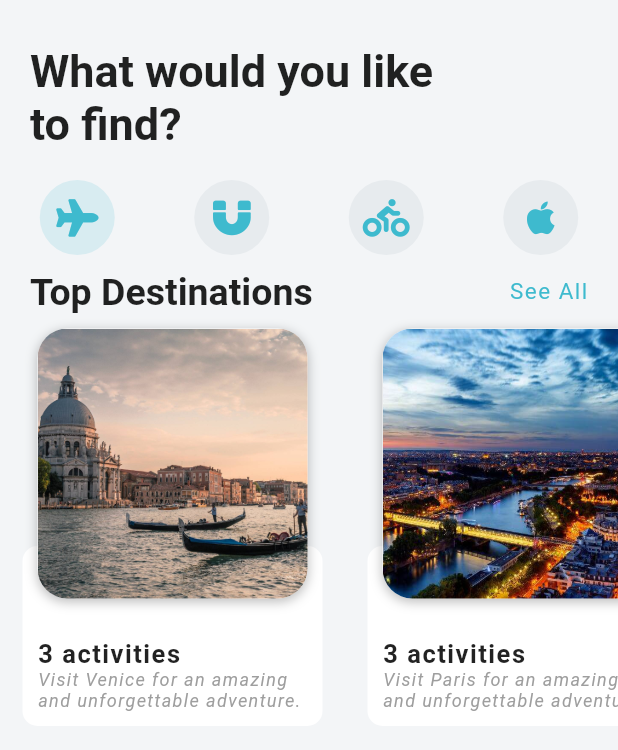
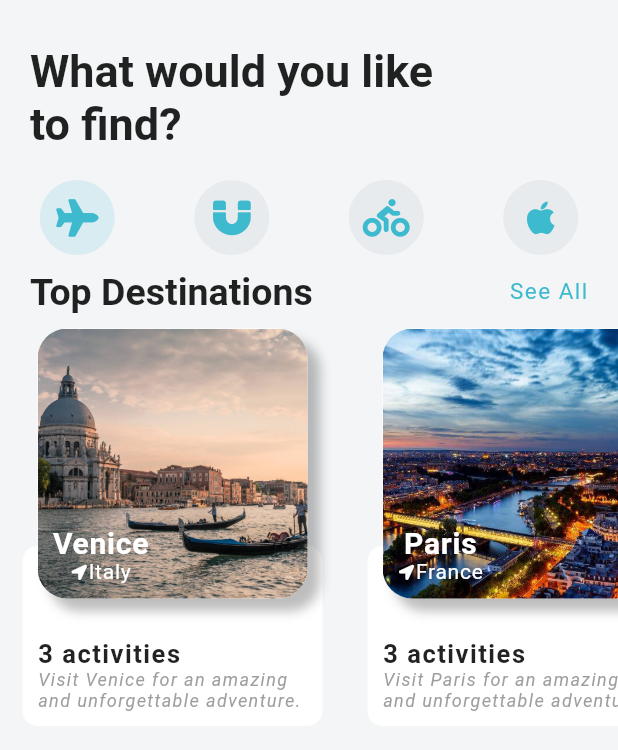
Before and after one commit to Tusharg1999/travel_flutter, a Flutter app: the screen it shows after launch, on a phone screen of 412 x 824 dp. Shown: the top 750 px of the screen. Run offline on Flutter 3.47's test engine with Material 2 defaults, Android fonts, the phone set to English and light mode, and no system bars; our stand-ins replace font_awesome_flutter.

Commit message:
destination carousel complete

```diff
--- a/lib/widgets/destination_carousel.dart
+++ b/lib/widgets/destination_carousel.dart
@@ -1,4 +1,5 @@
 import 'package:flutter/material.dart';
+import 'package:font_awesome_flutter/font_awesome_flutter.dart';
 import '../models/destination_model.dart';
 
 class DestinationCarousel extends StatelessWidget {
@@ -83,7 +84,7 @@ class DestinationCarousel extends StatelessWidget {
                         boxShadow: [
                           BoxShadow(
                             color: Colors.black26,
-                            offset: Offset(0.0,2.0),
+                            offset: Offset(8.0,8.0),
                             blurRadius: 6.0
                           )
                         ]
@@ -98,7 +99,41 @@ class DestinationCarousel extends StatelessWidget {
                               image: AssetImage(destinations[index].imageUrl),
                               fit: BoxFit.cover,
                             )
-                         )
+                         ),
+                          Positioned(
+                            bottom: 10,
+                            left: 10,
+                            child: Container(
+                              child: Column(
+                                children: <Widget>[
+                                  Text("${destinations[index].city}",style: TextStyle(
+                                    fontSize: 20,
+                                    fontWeight: FontWeight.bold,
+                                    color: Colors.white,
+                                    letterSpacing:0.5
+                                  ),),
+                                  Row(
+                                    children: <Widget>[
+                                      Padding(
+                                        padding: EdgeInsets.all(1.0),
+                                        child: Icon(
+                                          FontAwesomeIcons.locationArrow,
+                                          size:10,
+                                          color: Colors.white,
+                                        ),
+                                      ),
+                                      Text("${destinations[index].country}",style: TextStyle(
+                                          fontSize: 14,
+                                          fontWeight: FontWeight.normal,
+                                          color: Colors.white,
+                                          letterSpacing:0.5
+                                      ),),
+                                    ],
+                                  )
+                                ],
+                              ),
+                            ),
+                          )
                         ],
                       ),
                     )
--- /dev/null
+++ b/lib/widgets/hotel_carousel.dart
@@ -0,0 +1,19 @@
+import 'package:flutter/material.dart';
+
+class HotelWidget extends StatelessWidget {
+  @override
+  Widget build(BuildContext context) {
+    return Container(
+      child: Column(
+        children: <Widget>[
+          Row(
+            children: <Widget>[
+              Text("Exclusive Hotel"),
+              Text()
+            ],
+          )
+        ],
+      ),
+    );
+  }
+}
```
